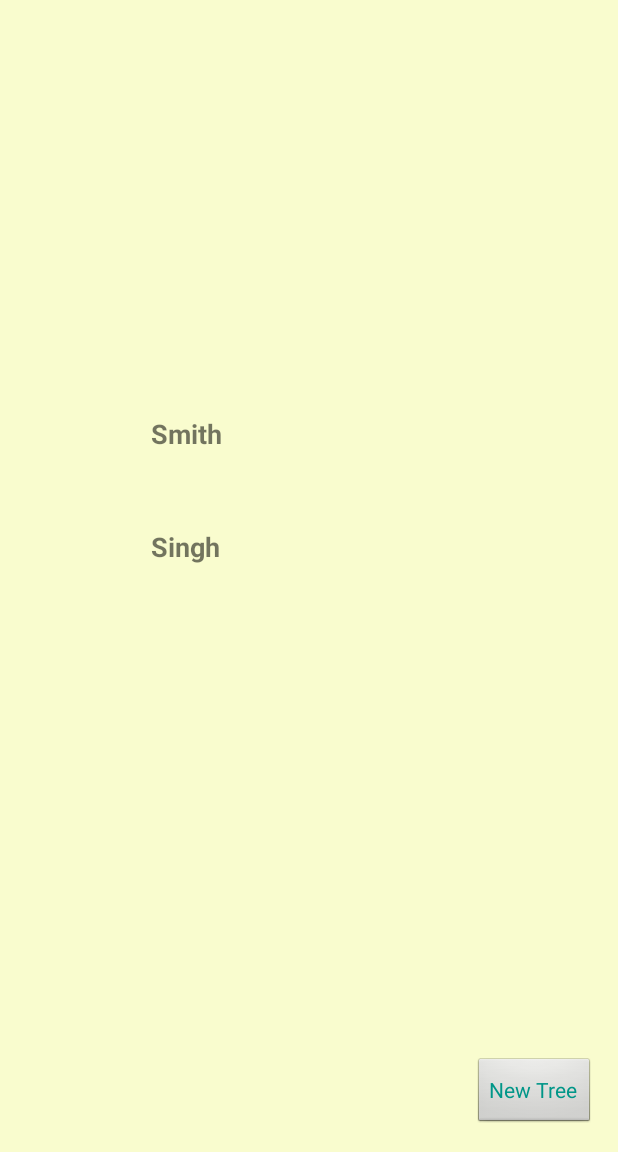
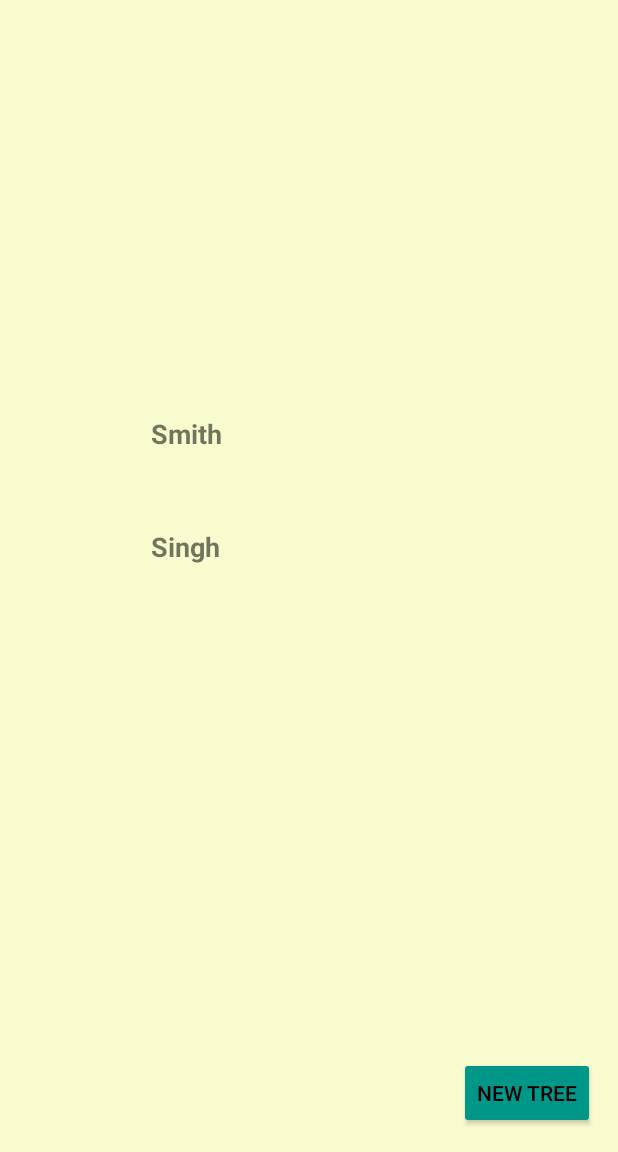
Before and after one commit to Michael-Salato-DU/FamilyTree, an Android app: the MainActivity screen opened directly, with no data from a screen before it, on a phone screen of 412 x 824 dp, the part 84-1236 px from its top. Run offline under Robolectric (Android 15) with nearby library versions, the phone set to English and light mode, and no system bars; libraries missing offline, so code that uses them is left out: io.realm; 3 statements that could not run were skipped.

Commit message:
Fixed typo and button
Fixed typo with buttonColor and "New Tree" button works in MainActivity again.

```diff
--- a/app/src/main/res/values/colors.xml
+++ b/app/src/main/res/values/colors.xml
@@ -7,7 +7,7 @@
     <color name="colorBackground">#1D2731</color>
     <color name="PrimaryColor">#1d2731</color>
     <color name="status_bar">#0b3c5d</color>
-    <color name="buttoncolor">#009688</color>
+    <color name="buttonColor">#009688</color>
     <color name="EditTextColor">#F3F5DF</color>
     <color name="text_color_primary">#dd000000</color>
 </resources>
--- a/app/src/main/res/values/styles.xml
+++ b/app/src/main/res/values/styles.xml
@@ -11,11 +11,11 @@
         <item name="android:buttonStyle">@style/ButtonColor</item>
         <item name="android:editTextColor">@color/EditTextColor</item>
         <item name="android:autoCompleteTextViewStyle">@style/autoCompleteTextViewStyle</item>
-        <item name="colorButtonNormal">@color/buttoncolor</item>
+        <item name="colorButtonNormal">@color/buttonColor</item>
     </style>
 
     <style name="ButtonColor" parent="@android:style/Widget.Button">
-        <item name="android:textColor">@color/buttoncolor</item>
+        <item name="android:textColor">@color/buttonColor</item>
     </style>
 
 
@@ -42,10 +42,10 @@
         <item name="colorPrimaryDark">@color/colorPrimaryDark</item>
         <item name="colorAccent">@color/colorAccent</item>
         <item name="android:colorBackground">@color/background_material_light</item>
-        <item name="android:buttonStyle">@style/ButtonColor</item>
+        <!--<item name="android:buttonStyle">@style/ButtonColor</item>-->
         <item name="android:editTextColor">@color/EditTextColor</item>
         <item name="android:autoCompleteTextViewStyle">@style/autoCompleteTextViewStyle</item>
-        <item name="colorButtonNormal">@color/buttoncolor</item>
+        <item name="colorButtonNormal">@color/buttonColor</item>
         <item name="android:textColorPrimary">@android:color/black</item>
     </style>
 
```
